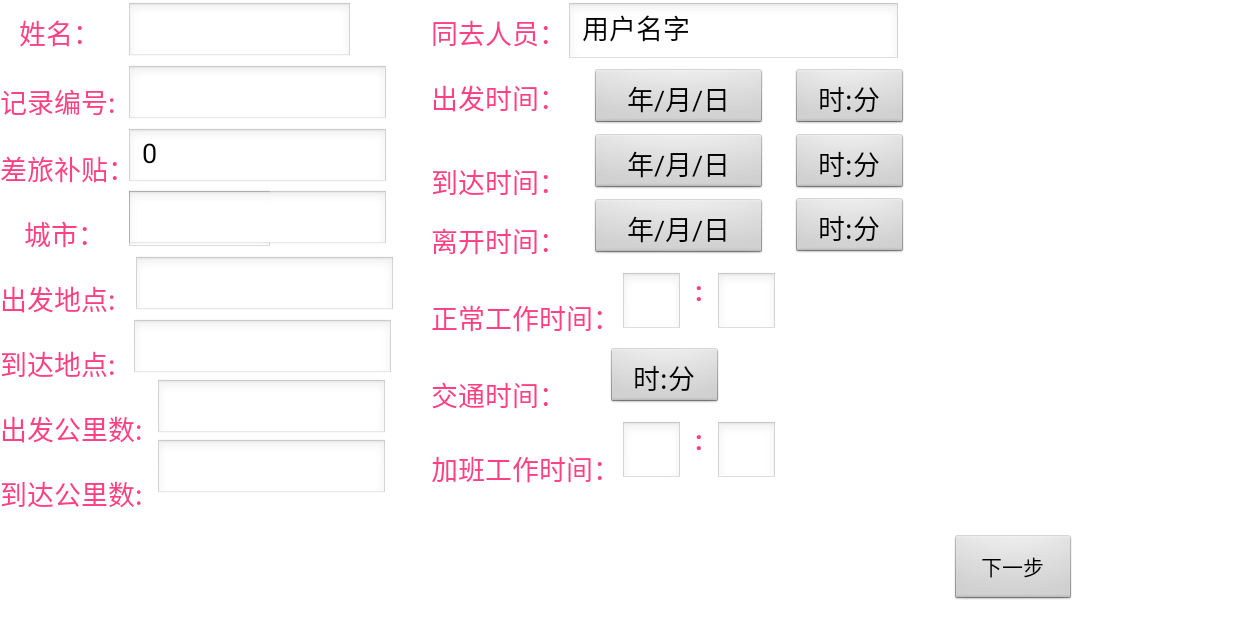
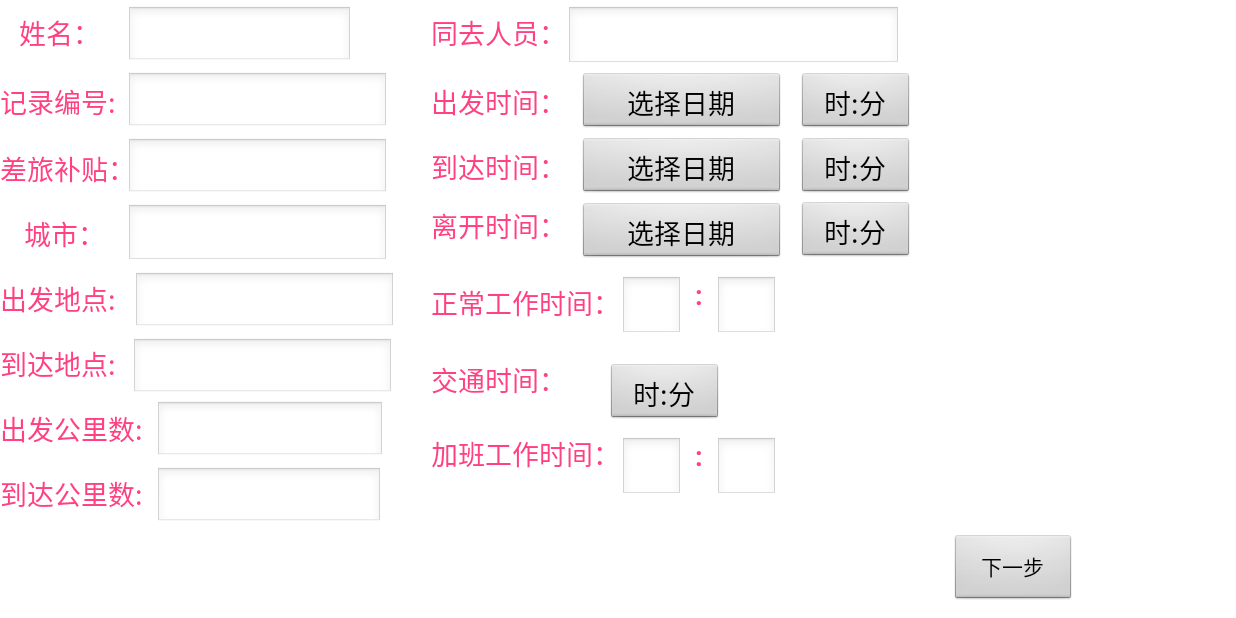
Before and after one commit to shangmanfen/AndroidSQL, an Android app: the CompleteRecord1 screen opened directly, with no data from a screen before it, on a phone screen of 824 x 412 dp (held sideways). Run offline under Robolectric (Android 15) with nearby library versions, the phone set to English and light mode, and no system bars; libraries missing offline, so code that uses them is left out: cn.waps.

Commit message:
改善页面布局等

```diff
--- a/app/src/main/java/com/smf/xxy/androidsql/CompleteRecord1.java
+++ b/app/src/main/java/com/smf/xxy/androidsql/CompleteRecord1.java
@@ -4,41 +4,78 @@ import android.app.Activity;
 import android.app.DatePickerDialog;
 import android.app.TimePickerDialog;
 import android.content.Intent;
+import android.content.SharedPreferences;
 import android.os.Bundle;
+import android.preference.PreferenceManager;
 import android.view.View;
 import android.widget.Button;
 import android.widget.DatePicker;
 import android.widget.EditText;
 import android.widget.TimePicker;
+import android.widget.Toast;
 
 import java.util.Calendar;
 
 public class CompleteRecord1 extends Activity {
-    private static Button WOutDay;
-    private static Button WOutTime;
-    private static Button WArriveDay;
-    private static Button WArriveTime;
-    private static Button WLeaveDay;
-    private static Button WLeaveTime;
-    EditText WName;
-    Button TrafficTime;
+    Button WOutDay1;
+    Button WOutTime1;
+    Button WArriveDay1;
+    Button WArriveTime1;
+    Button WLeaveDay1;
+    Button WLeaveTime1;
+    EditText WName1;
+    EditText WWorkRecordNo1;
+    EditText WCity1;
+    EditText WContector1;
+    EditText WOut1;
+    EditText WArrive1;
+    EditText WOutKm1;
+    EditText WArriveKm1;
+    EditText WPartner1;
+    EditText WWorkTimeHour1;
+    EditText WWorkTimeMinute1;
+    EditText WExtraTimeHour1;
+    EditText WExtraTimeMinute1;
+    Button TrafficTime1;
     private Calendar calendar1;// 用来装日期的
     @Override
     protected void onCreate(Bundle savedInstanceState) {
         super.onCreate(savedInstanceState);
         setContentView(R.layout.activity_complete_record1);
-        WOutDay=findViewById(R.id.WOutDay);
-        WOutTime=findViewById(R.id.WOutTime);
-        WArriveDay=findViewById(R.id.WArriveDay);
-        WArriveTime=findViewById(R.id.WArriveTime);
-        WLeaveDay=findViewById(R.id.WLeaveDay);
-        WLeaveTime=findViewById(R.id.WLeaveTime);
-        WName=findViewById(R.id.WName);
-        WName.setText(MainWindow.account);
-        //Arrival=findViewById(R.id.Arrival);
-        TrafficTime =(Button) findViewById(R.id.TrafficTime);
+        WOutDay1=findViewById(R.id.WOutDay);
+        WOutTime1=findViewById(R.id.WOutTime);
+        WArriveDay1=findViewById(R.id.WArriveDay);
+        WArriveTime1=findViewById(R.id.WArriveTime);
+        WLeaveDay1=findViewById(R.id.WLeaveDay);
+        WLeaveTime1=findViewById(R.id.WLeaveTime);
+        WName1=findViewById(R.id.WName);
+        WName1.setText(MainWindow.account);
+        WExtraTimeMinute1=findViewById(R.id.WExtraTimeMinute);
+        WExtraTimeHour1=findViewById(R.id.WExtraTimeHour);
+        WWorkTimeMinute1=findViewById(R.id.WWorkTimeMinute);
+        WWorkTimeHour1=findViewById(R.id.WWorkTimeHour);
+        WPartner1=findViewById(R.id.WPartner);
+        WArriveKm1=findViewById(R.id.WArriveKm);
+        WOutKm1=findViewById(R.id.WOutKm);
+        WArrive1=findViewById(R.id.WArrive);
+        WOut1=findViewById(R.id.WOut);
+        WContector1=findViewById(R.id.WContector);
+        WCity1=findViewById(R.id.WCity);
+        WWorkRecordNo1=findViewById(R.id.WWorkRecordNo);
+        TrafficTime1 =findViewById(R.id.TrafficTime);
+        fuzhi();
     }
-    public  void next(View v){
+    public  void protect(View v){
+        if(WName1.getText().toString().trim().equals("")){
+            Toast.makeText(CompleteRecord1.this,"用户名不得为空！",Toast.LENGTH_SHORT).show();
+        }
+        else if(WWorkRecordNo1.getText().toString().trim().equals("")){
+            Toast.makeText(CompleteRecord1.this,"记录编号不得为空！",Toast.LENGTH_SHORT).show();
+        }
+        else{next();}
+    }
+    private  void next(){
+        chuanzhi();
         startActivity(new Intent(CompleteRecord1.this,CompleteRecord2.class));
         CompleteRecord1.this.finish();
     }
@@ -59,7 +96,7 @@ public class CompleteRecord1 extends Activity {
     TimePickerDialog dialog1 = new TimePickerDialog(CompleteRecord1.this, new TimePickerDialog.OnTimeSetListener() {
         @Override
         public void onTimeSet(TimePicker view, int hourOfDay, int minute) {
-            TrafficTime.setText(hourOfDay+":"+minute);
+            TrafficTime1.setText(hourOfDay+":"+minute);
         }
     }, hour, minute, true);
     dialog1.show();
@@ -70,7 +107,7 @@ public class CompleteRecord1 extends Activity {
         TimePickerDialog dialog1 = new TimePickerDialog(CompleteRecord1.this, new TimePickerDialog.OnTimeSetListener() {
             @Override
             public void onTimeSet(TimePicker view, int hourOfDay, int minute) {
-                WOutTime.setText(hourOfDay+":"+minute);
+                WOutTime1.setText(hourOfDay+":"+minute);
             }
         }, hour, minute, true);
         dialog1.show();
@@ -82,7 +119,7 @@ public class CompleteRecord1 extends Activity {
             @Override
             public void onDateSet(DatePicker view, int year, int month, int dayOfMonth) {
                 int Month1=month+1;
-                WOutDay.setText(year+"/"+Month1+"/"+dayOfMonth+" ");
+                WOutDay1.setText(year+"/"+Month1+"/"+dayOfMonth+" ");
             }
         }, year, month, day);
         dialog.show();
@@ -93,7 +130,7 @@ public class CompleteRecord1 extends Activity {
         TimePickerDialog dialog1 = new TimePickerDialog(CompleteRecord1.this, new TimePickerDialog.OnTimeSetListener() {
             @Override
             public void onTimeSet(TimePicker view, int hourOfDay, int minute) {
-                WArriveTime.setText(hourOfDay+":"+minute);
+                WArriveTime1.setText(hourOfDay+":"+minute);
             }
         }, hour, minute, true);
         dialog1.show();
@@ -105,7 +142,7 @@ public class CompleteRecord1 extends Activity {
             @Override
             public void onDateSet(DatePicker view, int year, int month, int dayOfMonth) {
                 int Month1=month+1;
-                WArriveDay.setText(year+"/"+Month1+"/"+dayOfMonth+" ");
+                WArriveDay1.setText(year+"/"+Month1+"/"+dayOfMonth+" ");
             }
         }, year, month, day);
         dialog.show();
@@ -116,7 +153,7 @@ public class CompleteRecord1 extends Activity {
         TimePickerDialog dialog1 = new TimePickerDialog(CompleteRecord1.this, new TimePickerDialog.OnTimeSetListener() {
             @Override
             public void onTimeSet(TimePicker view, int hourOfDay, int minute) {
-                WLeaveTime.setText(hourOfDay+":"+minute);
+                WLeaveTime1.setText(hourOfDay+":"+minute);
             }
         }, hour, minute, true);
         dialog1.show();
@@ -128,9 +165,61 @@ public class CompleteRecord1 extends Activity {
             @Override
             public void onDateSet(DatePicker view, int year, int month, int dayOfMonth) {
                 int Month1=month+1;
-                WLeaveDay.setText(year+"/"+Month1+"/"+dayOfMonth+" ");
+                WLeaveDay1.setText(year+"/"+Month1+"/"+dayOfMonth+" ");
             }
         }, year, month, day);
         dialog.show();
     }
+    public static String WOutDay="选择日期";
+    public static String WOutTime="时:分";
+    public static String WArriveDay="选择日期";
+    public static String WArriveTime="时:分";
+    public static String WLeaveDay="选择日期";
+    public static String WLeaveTime="时:分";
+    public static String TrafficTime="时:分";
+    public static String WCity,WContector,WOut,WArrive,WOutKm,WName,WWorkRecordNo;
+    public static String WArriveKm,WPartner,WWorkTimeHour,WWorkTimeMinute,WExtraTimeHour,WExtraTimeMinute;
+    private void chuanzhi(){
+        TrafficTime=TrafficTime1.getText().toString().trim();
+        WCity=WCity1.getText().toString().trim();
+        WContector=WContector1.getText().toString().trim();//差旅补贴
+        WOutKm=WOutKm1.getText().toString().trim();//出发公里数
+        WOut=WOut1.getText().toString().trim();//出发地点
+        WArrive=WArrive1.getText().toString().trim();//到达地点
+        WArriveKm=WArriveKm1.getText().toString().trim();//到达公里数
+        WPartner=WPartner1.getText().toString().trim();//同去人员
+        WWorkTimeHour=WWorkTimeHour1.getText().toString().trim();//正常交通时间，小时
+        WWorkTimeMinute=WWorkTimeMinute1.getText().toString().trim();//正常交通时间，分钟
+        WExtraTimeHour=WExtraTimeHour1.getText().toString().trim();//加班工作时间，小时
+        WExtraTimeMinute=WExtraTimeMinute1.getText().toString().trim();//加班工作时间，分钟
+        WLeaveDay=WLeaveDay1.getText().toString().trim();//离开日期
+        WLeaveTime=WLeaveTime1.getText().toString().trim();//离开时间
+        WName=WName1.getText().toString().trim();
+        WWorkRecordNo=WWorkRecordNo1.getText().toString().trim();//记录编号
+        WOutDay=WOutDay1.getText().toString().trim();//出发日期
+        WOutTime=WOutTime1.getText().toString().trim();//出发时间
+        WArriveDay=WArriveDay1.getText().toString().trim();//到达日期
+        WArriveTime=WArriveTime1.getText().toString().trim();//到达时间
+    }
+    private void fuzhi(){
+        TrafficTime1.setText(TrafficTime);
+        WCity1.setText(WCity);
+        WContector1.setText(WContector);
+        WOutKm1.setText(WOutKm);
+        WOut1.setText(WOut);
+        WArrive1.setText(WArrive);
+        WArriveKm1.setText(WArriveKm);
+        WPartner1.setText(WPartner);
+        WWorkTimeHour1.setText(WWorkTimeHour);
+        WWorkTimeMinute1.setText(WWorkTimeMinute);
+        WExtraTimeHour1.setText(WExtraTimeHour);
+        WExtraTimeMinute1.setText(WExtraTimeMinute);
+        WLeaveDay1.setText(WLeaveDay);
+        WLeaveTime1.setText(WLeaveTime);
+        WWorkRecordNo1.setText(WWorkRecordNo);
+        WOutDay1.setText(WOutDay);
+        WOutTime1.setText(WOutTime);
+        WArriveDay1.setText(WArriveDay);
+        WArriveTime1.setText(WArriveTime);
+    }
 }
--- a/app/src/main/res/layout/activity_complete_record1.xml
+++ b/app/src/main/res/layout/activity_complete_record1.xml
@@ -33,6 +33,7 @@
         android:layout_marginEnd="8dp"
         android:layout_marginRight="8dp"
         android:layout_marginTop="8dp"
+        android:inputType="number"
         android:textColor="@android:color/black"
         android:textSize="12sp"
         app:layout_constraintBottom_toBottomOf="parent"
@@ -73,6 +74,7 @@
         android:layout_marginRight="8dp"
         android:layout_marginStart="8dp"
         android:layout_marginTop="8dp"
+        android:inputType="number"
         android:textColor="@android:color/black"
         android:textSize="12sp"
         app:layout_constraintBottom_toBottomOf="parent"
@@ -111,6 +113,7 @@
         android:layout_marginEnd="8dp"
         android:layout_marginRight="8dp"
         android:layout_marginTop="8dp"
+        android:inputType="number"
         android:textColor="@android:color/black"
         android:textSize="14sp"
         app:layout_constraintBottom_toBottomOf="parent"
@@ -130,6 +133,7 @@
         android:layout_marginRight="8dp"
         android:layout_marginStart="8dp"
         android:layout_marginTop="8dp"
+        android:inputType="number"
         android:textColor="@android:color/black"
         android:textSize="14sp"
         app:layout_constraintBottom_toBottomOf="parent"
@@ -162,9 +166,9 @@
         android:layout_width="78dp"
         android:layout_height="41dp"
         android:layout_marginEnd="8dp"
-        android:layout_marginLeft="16dp"
+        android:layout_marginLeft="8dp"
         android:layout_marginRight="8dp"
-        android:layout_marginStart="16dp"
+        android:layout_marginStart="8dp"
         android:layout_marginTop="1dp"
         android:layout_weight="1"
         android:onClick="WLeaveTime"
@@ -180,12 +184,12 @@
 
     <Button
         android:id="@+id/WLeaveDay"
-        android:layout_width="118dp"
+        android:layout_width="138dp"
         android:layout_height="41dp"
         android:layout_marginEnd="8dp"
-        android:layout_marginLeft="16dp"
+        android:layout_marginLeft="8dp"
         android:layout_marginRight="8dp"
-        android:layout_marginStart="16dp"
+        android:layout_marginStart="8dp"
         android:layout_marginTop="2dp"
         android:layout_weight="1"
         android:onClick="WLeaveDay"
@@ -200,65 +204,71 @@
         app:layout_constraintVertical_bias="0.0" />
 
     <EditText
-        android:id="@+id/WLeaderRemark"
+        android:id="@+id/WArriveKm"
         style="android:attr/textViewStyle"
-        android:layout_width="155dp"
+        android:layout_width="152dp"
         android:layout_height="40dp"
         android:layout_marginBottom="8dp"
         android:layout_marginEnd="8dp"
         android:layout_marginLeft="8dp"
         android:layout_marginRight="8dp"
         android:layout_marginStart="8dp"
+        android:layout_marginTop="4dp"
+        android:inputType="number"
         android:textColor="@android:color/black"
         app:layout_constraintBottom_toBottomOf="parent"
         app:layout_constraintEnd_toEndOf="parent"
         app:layout_constraintHorizontal_bias="0.0"
         app:layout_constraintStart_toEndOf="@+id/textView36"
-        app:layout_constraintTop_toBottomOf="@+id/WLeaderRemark2"
+        app:layout_constraintTop_toBottomOf="@+id/WOutKm"
         app:layout_constraintVertical_bias="0.0" />
 
     <EditText
-        android:id="@+id/WLeaderRemark2"
+        android:id="@+id/WOutKm"
         style="android:attr/textViewStyle"
-        android:layout_width="155dp"
+        android:layout_width="153dp"
         android:layout_height="40dp"
         android:layout_marginBottom="8dp"
         android:layout_marginEnd="8dp"
         android:layout_marginLeft="8dp"
         android:layout_marginRight="8dp"
         android:layout_marginStart="8dp"
+        android:layout_marginTop="2dp"
+        android:inputType="number"
         android:textColor="@android:color/black"
         app:layout_constraintBottom_toBottomOf="parent"
         app:layout_constraintEnd_toStartOf="@+id/textView39"
         app:layout_constraintHorizontal_bias="0.0"
         app:layout_constraintStart_toEndOf="@+id/textView36"
-        app:layout_constraintTop_toBottomOf="@+id/WReportNo"
+        app:layout_constraintTop_toBottomOf="@+id/WArrive"
         app:layout_constraintVertical_bias="0.0" />
 
     <EditText
-        android:id="@+id/WReportNo"
+        android:id="@+id/WArrive"
         android:layout_width="175dp"
         android:layout_height="40dp"
         android:layout_marginBottom="8dp"
         android:layout_marginEnd="8dp"
         android:layout_marginRight="8dp"
-        android:layout_marginTop="2dp"
+        android:layout_marginTop="4dp"
+        android:inputType="text"
         android:textColor="@android:color/black"
         app:layout_constraintBottom_toBottomOf="parent"
         app:layout_constraintEnd_toEndOf="parent"
         app:layout_constraintHorizontal_bias="0.02"
         app:layout_constraintStart_toEndOf="@+id/textView19"
-        app:layout_constraintTop_toBottomOf="@+id/WShortName"
+        app:layout_constraintTop_toBottomOf="@+id/WOut"
         app:layout_constraintVertical_bias="0.0" />
 
     <EditText
-        android:id="@+id/WShortName"
+        android:id="@+id/WOut"
         android:layout_width="175dp"
         android:layout_height="40dp"
         android:layout_marginBottom="8dp"
         android:layout_marginEnd="8dp"
         android:layout_marginRight="8dp"
-        android:layout_marginTop="2dp"
+        android:layout_marginTop="4dp"
+        android:inputType="text"
         android:textColor="@android:color/black"
         app:layout_constraintBottom_toBottomOf="parent"
         app:layout_constraintEnd_toEndOf="parent"
@@ -272,9 +282,9 @@
         android:layout_width="78dp"
         android:layout_height="41dp"
         android:layout_marginEnd="8dp"
-        android:layout_marginLeft="16dp"
+        android:layout_marginLeft="8dp"
         android:layout_marginRight="8dp"
-        android:layout_marginStart="16dp"
+        android:layout_marginStart="8dp"
         android:layout_marginTop="2dp"
         android:layout_weight="1"
         android:onClick="selectArriveTime"
@@ -297,7 +307,8 @@
         android:layout_marginLeft="8dp"
         android:layout_marginRight="8dp"
         android:layout_marginStart="8dp"
-        android:layout_marginTop="2dp"
+        android:layout_marginTop="4dp"
+        android:inputType="number"
         android:textColor="@android:color/black"
         app:layout_constraintBottom_toBottomOf="parent"
         app:layout_constraintEnd_toEndOf="parent"
@@ -312,7 +323,7 @@
         android:layout_height="41dp"
         android:layout_marginLeft="8dp"
         android:layout_marginStart="8dp"
-        android:layout_marginTop="8dp"
+        android:layout_marginTop="16dp"
         android:layout_weight="1"
         android:onClick="getTrafficTime"
         android:text="时:分"
@@ -330,9 +341,9 @@
         android:layout_width="78dp"
         android:layout_height="41dp"
         android:layout_marginEnd="8dp"
-        android:layout_marginLeft="16dp"
+        android:layout_marginLeft="8dp"
         android:layout_marginRight="8dp"
-        android:layout_marginStart="16dp"
+        android:layout_marginStart="8dp"
         android:layout_marginTop="2dp"
         android:layout_weight="1"
         android:onClick="selectOutTime"
@@ -423,7 +434,8 @@
         android:layout_marginBottom="8dp"
         android:layout_marginEnd="8dp"
         android:layout_marginRight="8dp"
-        android:layout_marginTop="1dp"
+        android:layout_marginTop="4dp"
+        android:inputType="text"
         android:text="用户名字"
         android:textColor="@android:color/black"
         app:layout_constraintBottom_toBottomOf="parent"
@@ -435,32 +447,15 @@
 
     <EditText
         android:id="@+id/WCity"
-        android:layout_width="98dp"
-        android:layout_height="42dp"
+        android:layout_width="175dp"
+        android:layout_height="41dp"
         android:layout_marginBottom="8dp"
         android:layout_marginEnd="8dp"
         android:layout_marginLeft="8dp"
         android:layout_marginRight="8dp"
         android:layout_marginStart="8dp"
-        android:layout_marginTop="1dp"
-        android:textColor="@android:color/black"
-        app:layout_constraintBottom_toBottomOf="parent"
-        app:layout_constraintEnd_toEndOf="parent"
-        app:layout_constraintHorizontal_bias="0.0"
-        app:layout_constraintStart_toEndOf="@+id/textView19"
-        app:layout_constraintTop_toBottomOf="@+id/WContector"
-        app:layout_constraintVertical_bias="0.0" />
-
-    <EditText
-        android:id="@+id/WCity2"
-        android:layout_width="175dp"
-        android:layout_height="40dp"
-        android:layout_marginBottom="8dp"
-        android:layout_marginEnd="8dp"
-        android:layout_marginLeft="8dp"
-        android:layout_marginRight="8dp"
-        android:layout_marginStart="8dp"
-        android:layout_marginTop="1dp"
+        android:layout_marginTop="4dp"
+        android:inputType="text"
         android:textColor="@android:color/black"
         app:layout_constraintBottom_toBottomOf="parent"
         app:layout_constraintEnd_toEndOf="parent"
@@ -478,7 +473,8 @@
         android:layout_marginLeft="8dp"
         android:layout_marginRight="8dp"
         android:layout_marginStart="8dp"
-        android:layout_marginTop="2dp"
+        android:layout_marginTop="4dp"
+        android:inputType="number"
         android:text="0"
         android:textColor="@android:color/black"
         app:layout_constraintBottom_toBottomOf="parent"
@@ -497,7 +493,8 @@
         android:layout_marginLeft="8dp"
         android:layout_marginRight="8dp"
         android:layout_marginStart="8dp"
-        android:layout_marginTop="1dp"
+        android:layout_marginTop="4dp"
+        android:inputType="text"
         android:text="用户名字"
         android:textColor="@android:color/black"
         app:layout_constraintBottom_toBottomOf="parent"
@@ -534,7 +531,7 @@
         android:layout_marginBottom="8dp"
         android:layout_marginEnd="8dp"
         android:layout_marginRight="8dp"
-        android:layout_marginTop="8dp"
+        android:layout_marginTop="16dp"
         android:text="到达时间："
         android:textColor="@color/colorAccent"
         android:textSize="18sp"
@@ -542,8 +539,8 @@
         app:layout_constraintEnd_toEndOf="parent"
         app:layout_constraintHorizontal_bias="0.0"
         app:layout_constraintStart_toStartOf="@+id/textView25"
-        app:layout_constraintTop_toTopOf="parent"
-        app:layout_constraintVertical_bias="0.26999998" />
+        app:layout_constraintTop_toBottomOf="@+id/textView25"
+        app:layout_constraintVertical_bias="0.0" />
 
     <TextView
         android:id="@+id/textView25"
@@ -676,12 +673,12 @@
 
     <Button
         android:id="@+id/WOutDay"
-        android:layout_width="118dp"
+        android:layout_width="138dp"
         android:layout_height="41dp"
         android:layout_marginEnd="8dp"
-        android:layout_marginLeft="16dp"
+        android:layout_marginLeft="8dp"
         android:layout_marginRight="8dp"
-        android:layout_marginStart="16dp"
+        android:layout_marginStart="8dp"
         android:layout_marginTop="2dp"
         android:layout_weight="1"
         android:onClick="selectOutDate"
@@ -697,12 +694,12 @@
 
     <Button
         android:id="@+id/WArriveDay"
-        android:layout_width="118dp"
+        android:layout_width="138dp"
         android:layout_height="41dp"
         android:layout_marginEnd="8dp"
-        android:layout_marginLeft="16dp"
+        android:layout_marginLeft="8dp"
         android:layout_marginRight="8dp"
-        android:layout_marginStart="16dp"
+        android:layout_marginStart="8dp"
         android:layout_marginTop="2dp"
         android:layout_weight="1"
         android:onClick="selectArriveDate"
@@ -727,7 +724,7 @@
         android:layout_marginStart="16dp"
         android:layout_marginTop="8dp"
         android:text="下一步"
-        android:onClick="next"
+        android:onClick="protect"
         app:layout_constraintBottom_toBottomOf="parent"
         app:layout_constraintEnd_toEndOf="parent"
         app:layout_constraintStart_toEndOf="@+id/WExtraTimeMinute"
```
Also changed, not shown: app/src/main/java/com/smf/xxy/androidsql/CompleteRecord2.java (+27 -1 lines), app/src/main/java/com/smf/xxy/androidsql/MainWindow.java (+16 -9 lines), app/src/main/res/layout/activity_complete_record2.xml (+18 -11 lines).
